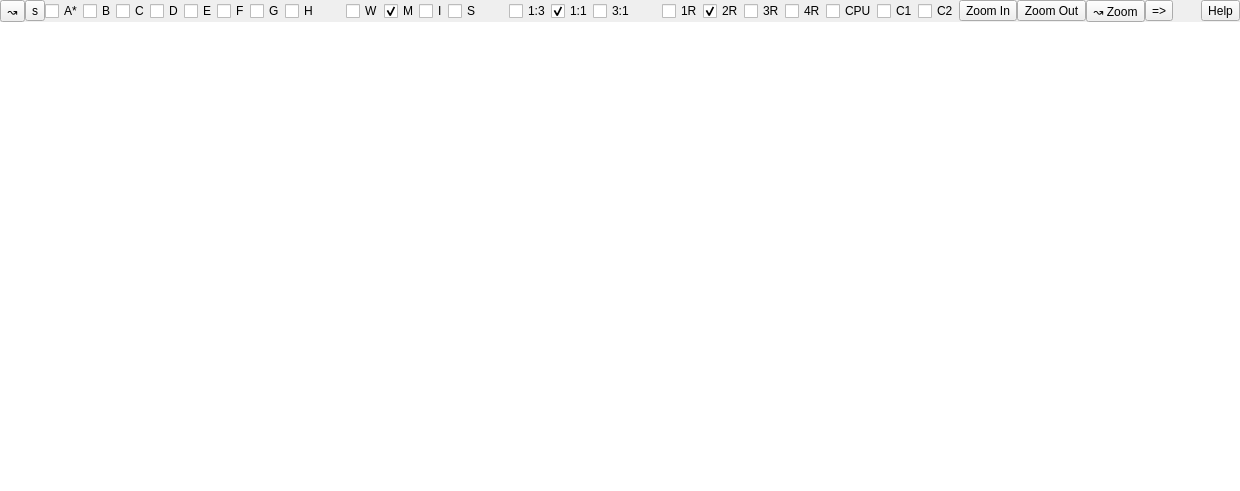
First picture: the form in Qt/qt4_mixer_widget.ui, repository kmatheussen/radium, before the edit.
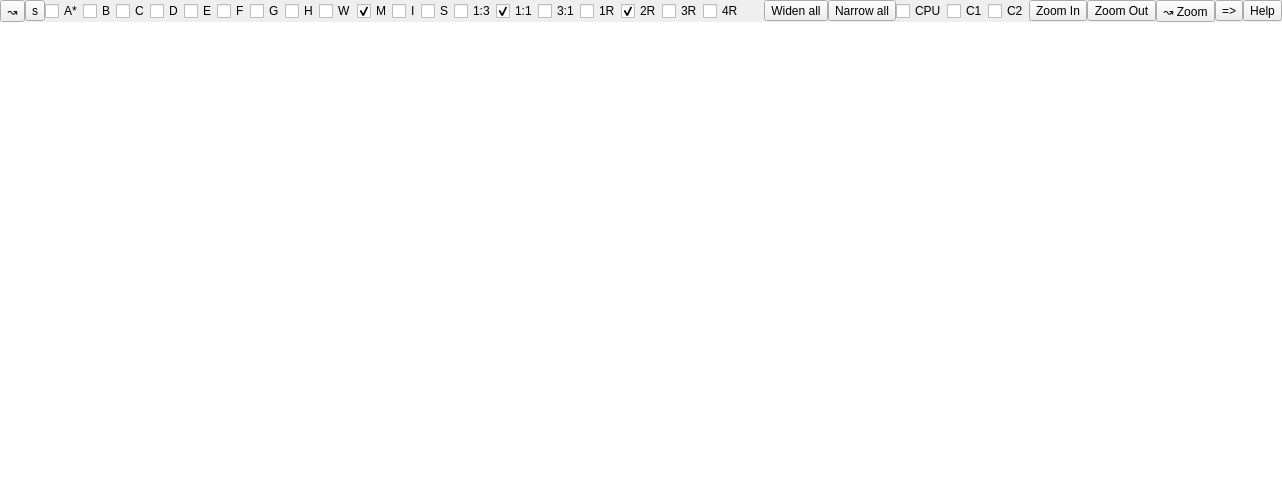
Second picture: the form after the edit.

Commit message: 1. Mixer: Fix a debug-build crash when remaking many mixer strip. 2. Mixer: Fix a Scheme GC-protection leak in mixer-strip remakes 3. Release GUI callback protections when a GUI is closed or replaced, and drain closed GUIs faster. 4. Avoid rebuilding the hidden mixer-strip instrument on/off configuration GUI on every remake, etc. In essence: Make reconfiguring the mixer smoother.

Patch:
```diff
--- a/Qt/qt4_mixer_widget.ui
+++ b/Qt/qt4_mixer_widget.ui
@@ -359,6 +359,36 @@
            </attribute>
           </widget>
          </item>
+         <item>
+          <spacer name="strips_spacer2">
+           <property name="orientation">
+            <enum>Qt::Horizontal</enum>
+           </property>
+           <property name="sizeType">
+            <enum>QSizePolicy::Fixed</enum>
+           </property>
+           <property name="sizeHint" stdset="0">
+            <size>
+             <width>20</width>
+             <height>20</height>
+            </size>
+           </property>
+          </spacer>
+         </item>
+         <item>
+          <widget class="QToolButton" name="widen_all_strips">
+           <property name="text">
+            <string>Widen all</string>
+           </property>
+          </widget>
+         </item>
+         <item>
+          <widget class="QToolButton" name="narrow_all_strips">
+           <property name="text">
+            <string>Narrow all</string>
+           </property>
+          </widget>
+         </item>
         </layout>
        </widget>
       </item>
```
The commit also changes 12 other files.
